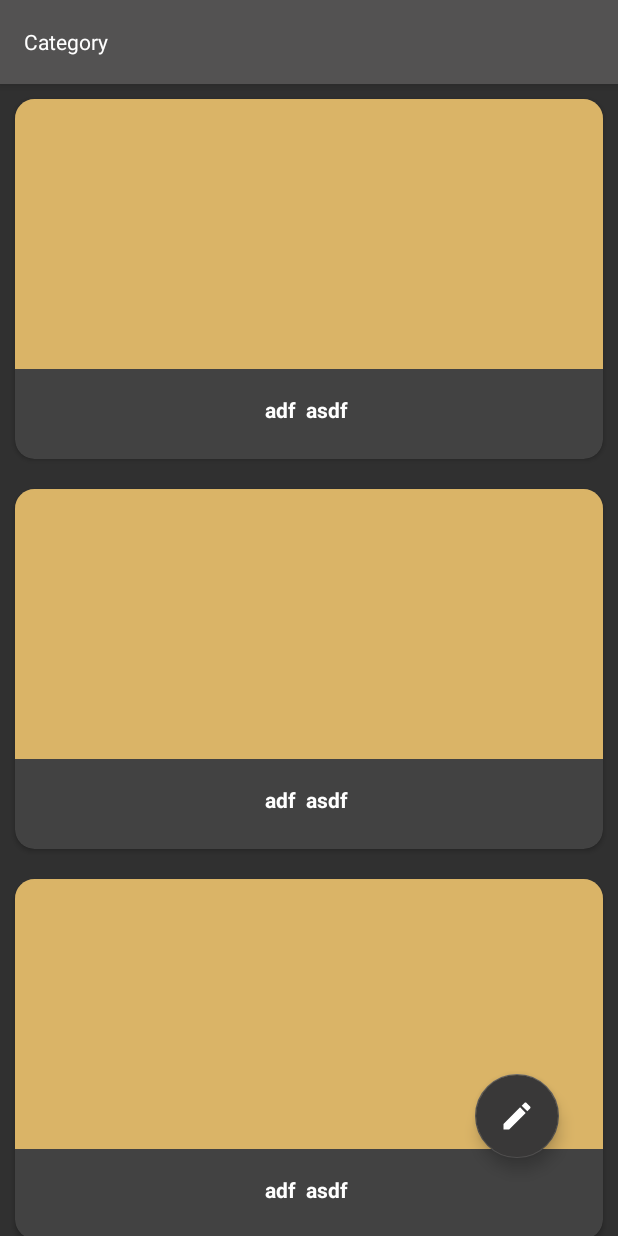
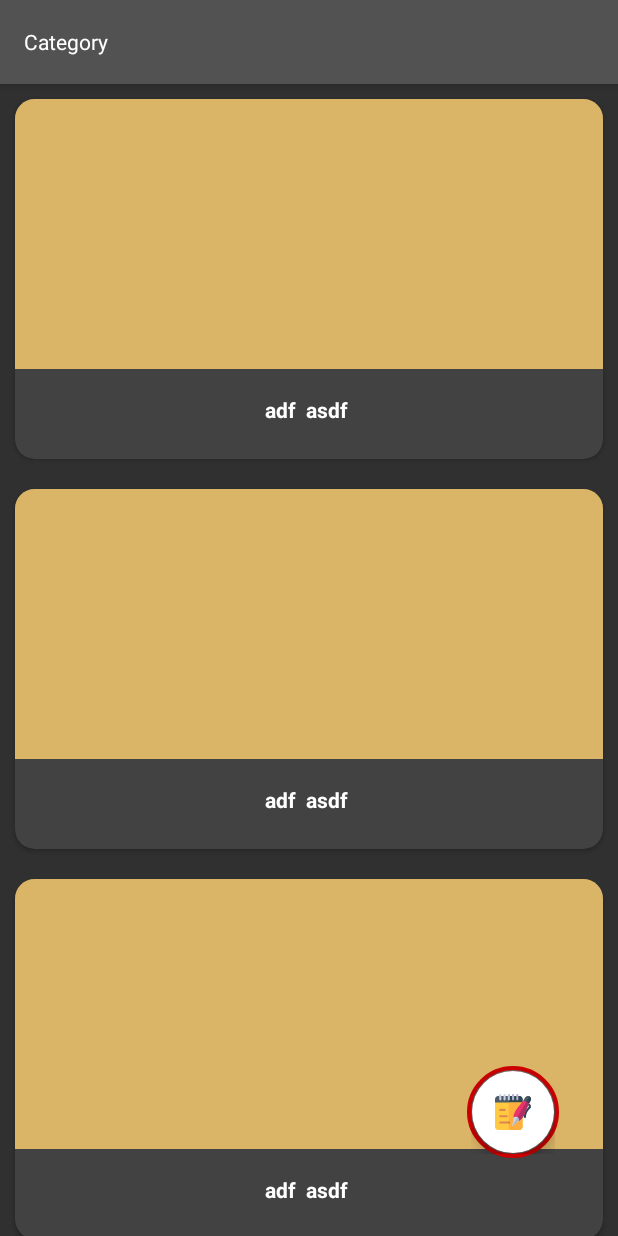
Before and after one commit to ski96277/QuotesCollection, an Android app: the layout activity_main.xml on its own in the app's theme, with its tools: preview values and no code run, on a phone screen of 412 x 824 dp. Run offline under Robolectric (Android 15) with nearby library versions, the phone set to English and light mode, and no system bars; Roboto replaces fonts that are not available here.

Commit message:
design update

```diff
--- /dev/null
+++ b/app/src/main/res/drawable/floating_button_icon_background.xml
@@ -0,0 +1,14 @@
+<?xml version="1.0" encoding="utf-8"?>
+<shape xmlns:android="http://schemas.android.com/apk/res/android"
+    android:innerRadius="0dp"
+    android:shape="ring"
+    android:thicknessRatio="2"
+    android:useLevel="false" >
+
+    <solid android:color="@android:color/transparent" />
+
+    <!-- here set the width and color of your border -->
+    <stroke
+        android:width="18dp"
+        android:color="@android:color/holo_red_dark" />
+</shape>
--- /dev/null
+++ b/app/src/main/res/drawable/floating_icon.xml
@@ -0,0 +1,71 @@
+<?xml version="1.0" encoding="utf-8"?>
+<vector xmlns:android="http://schemas.android.com/apk/res/android"
+    android:width="512dp"
+    android:height="512dp"
+    android:viewportWidth="512"
+    android:viewportHeight="512">
+
+    <path
+        android:fillColor="#4D5A68"
+        android:pathData="M392,76v45l-30,30H30L0,121V76c0-24.901,20.099-46,45-46h302C371.901,30,392,51.099,392,76z" />
+    <path
+        android:fillColor="#304653"
+        android:pathData="M392,76v45l-30,30H196V30h151C371.901,30,392,51.099,392,76z" />
+    <path
+        android:fillColor="#FFCA42"
+        android:pathData="M392,121v345c0,24.899-20.099,46-45,46H45c-24.901,0-45-21.101-45-46V121H392z" />
+    <path
+        android:fillColor="#FFAF3E"
+        android:pathData="M392,121v345c0,24.899-20.099,46-45,46H196V121H392z" />
+    <path
+        android:fillColor="#CAD4E4"
+        android:pathData="M75,91c-8.291,0-15-6.709-15-15V15c0-8.291,6.709-15,15-15s15,6.709,15,15v61 C90,84.291,83.291,91,75,91z" />
+    <path
+        android:fillColor="#CAD4E4"
+        android:pathData="M136,91c-8.291,0-15-6.709-15-15V15c0-8.291,6.709-15,15-15s15,6.709,15,15v61 C151,84.291,144.291,91,136,91z" />
+    <path
+        android:fillColor="#CAD4E4"
+        android:pathData="M211,15v61c0,8.399-6.599,15-15,15s-15-6.601-15-15V15c0-8.401,6.599-15,15-15S211,6.599,211,15z" />
+    <path
+        android:fillColor="#ADB5CC"
+        android:pathData="M257,91c-8.291,0-15-6.709-15-15V15c0-8.291,6.709-15,15-15s15,6.709,15,15v61 C272,84.291,265.291,91,257,91z" />
+    <path
+        android:fillColor="#ADB5CC"
+        android:pathData="M317,91c-8.291,0-15-6.709-15-15V15c0-8.291,6.709-15,15-15s15,6.709,15,15v61 C332,84.291,325.291,91,317,91z" />
+    <path
+        android:fillColor="#DD864D"
+        android:pathData="M211,406c0,8.399-6.599,15-15,15H75c-8.401,0-15-6.601-15-15c0-8.401,6.599-15,15-15h121 C204.401,391,211,397.599,211,406z" />
+    <path
+        android:fillColor="#DD864D"
+        android:pathData="M166,331H75c-8.291,0-15-6.709-15-15s6.709-15,15-15h91c8.291,0,15,6.709,15,15S174.291,331,166,331 z" />
+    <path
+        android:fillColor="#DD864D"
+        android:pathData="M136,241H75c-8.291,0-15-6.709-15-15s6.709-15,15-15h61c8.291,0,15,6.709,15,15S144.291,241,136,241 z" />
+    <path
+        android:fillColor="#304653"
+        android:pathData="M409.935,324.164c5.067-84.618,64.045-132.937,67.493-137.79 c6.776-6.997,5.152-18.541-3.293-23.417l-18.686-10.789c-7.18-4.146-9.636-13.31-5.49-20.49c4.146-7.18,13.31-9.636,20.49-5.49 l18.686,10.789c25.341,14.63,30.214,49.185,9.847,70.248c-4.853,6.77-54.64,44.06-59.098,118.737 c-0.497,8.272-7.602,14.572-15.874,14.076C415.668,339.514,409.452,332.377,409.935,324.164z" />
+    <path
+        android:fillColor="#4D5A68"
+        android:pathData="M505.944,94.719l-22.5,38.971l-38.902,12.181l-30.139-17.401l-8.902-39.781l22.5-38.971 c12.45-21.564,39.907-28.921,61.471-16.471S518.394,73.155,505.944,94.719z" />
+    <path
+        android:fillColor="#304653"
+        android:pathData="M444.542,145.871l-15.069-8.7l60-103.923c21.564,12.45,28.921,39.907,16.471,61.471l-22.5,38.971 L444.542,145.871z" />
+    <path
+        android:fillColor="#E9336D"
+        android:pathData="M342.543,380.737l-80.54-46.5c4.252-43.963,20.175-85.346,47.532-120.128 c4.639-5.635,85.286-108.723,89.067-113.469l6.899-11.95l77.942,45l-6.75,11.692c-0.45,0.779-52.003,129.671-53.883,134.127 C406.367,320.592,378.49,355.074,342.543,380.737z" />
+    <path
+        android:fillColor="#B12E65"
+        android:pathData="M342.543,380.737l-40.27-23.25l142.2-246.297l38.971,22.5l-6.75,11.692 c-0.45,0.779-52.003,129.671-53.883,134.127C406.367,320.592,378.49,355.074,342.543,380.737z" />
+    <path
+        android:fillColor="#CAD4E4"
+        android:pathData="M318.773,328.909c-16.108-9.3-35.496-8.717-51.172,1.632l-5.598,3.697 c-0.162,2.678-0.842,5.058-1.002,7.735l-3.818,63.615l-13.2,22.863c-4.199,7.274-1.785,16.29,5.49,20.49s16.291,1.783,20.49-5.49 l13.2-22.863l53.182-35.114c2.238-1.478,3.958-3.256,6.197-4.735l0.403-6.696C344.07,355.292,334.881,338.209,318.773,328.909z" />
+    <path
+        android:fillColor="#ADB5CC"
+        android:pathData="M318.773,328.909l-39.3,68.069l0,0l-30,51.962c7.275,4.2,16.291,1.783,20.49-5.49l13.2-22.863 l53.182-35.114c2.238-1.478,3.958-3.256,6.197-4.735l0.403-6.696C344.07,355.292,334.881,338.209,318.773,328.909z" />
+    <path
+        android:fillColor="#ADB5CC"
+        android:pathData="M196,91V0c8.401,0,15,6.599,15,15v61C211,84.399,204.401,91,196,91z" />
+    <path
+        android:fillColor="#D36836"
+        android:pathData="M211,406c0,8.399-6.599,15-15,15v-30C204.401,391,211,397.599,211,406z" />
+</vector>
--- a/app/src/main/res/layout/activity_main.xml
+++ b/app/src/main/res/layout/activity_main.xml
@@ -1,6 +1,5 @@
 <?xml version="1.0" encoding="utf-8"?>
-<RelativeLayout
-    xmlns:android="http://schemas.android.com/apk/res/android"
+<RelativeLayout xmlns:android="http://schemas.android.com/apk/res/android"
     xmlns:app="http://schemas.android.com/apk/res-auto"
     xmlns:are="http://schemas.android.com/apk/res-auto"
     xmlns:tools="http://schemas.android.com/tools"
@@ -25,10 +24,10 @@
             app:popupTheme="@style/AppTheme.PopupOverlay">
 
             <LinearLayout
-                android:orientation="vertical"
+                android:layout_width="match_parent"
+                android:layout_height="match_parent"
                 android:gravity="left|center"
-                android:layout_width="match_parent"
-                android:layout_height="match_parent">
+                android:orientation="vertical">
 
 
                 <TextView
@@ -37,8 +36,7 @@
                     android:layout_height="wrap_content"
                     android:layout_gravity="center_vertical"
                     android:text="Category"
-                    android:textColor="@android:color/white"
-                    />
+                    android:textColor="@android:color/white" />
 
             </LinearLayout>
 
@@ -55,18 +53,26 @@
         android:visibility="visible"
         tools:listitem="@layout/item_category" />
 
-    <com.google.android.material.floatingactionbutton.FloatingActionButton
-        android:layout_width="@dimen/_60sdp"
-        android:layout_height="@dimen/_60sdp"
-        android:layout_gravity="right"
-        android:id="@+id/fabIcon"
-        android:backgroundTint="@color/colorPrimaryDark"
-        app:rippleColor="@color/colorPrimaryDark"
-        android:layout_alignParentBottom="true"
-        android:layout_alignParentRight="true"
+    <LinearLayout
+        android:layout_width="wrap_content"
+        android:layout_height="wrap_content"
         android:layout_marginRight="@dimen/_30sdp"
         android:layout_marginBottom="@dimen/_40sdp"
-        android:src="@drawable/ic_edit_black_24dp" />
+        android:background="@drawable/floating_button_icon_background"
+        android:layout_alignParentRight="true"
+        android:padding="@dimen/_2sdp"
+        android:layout_alignParentBottom="true"
+        app:rippleColor="@color/colorPrimaryDark">
+
+        <com.google.android.material.floatingactionbutton.FloatingActionButton
+            android:id="@+id/fabIcon"
+            android:layout_width="wrap_content"
+            android:layout_height="wrap_content"
+            android:scaleType="center"
+            app:fabSize="normal"
+            android:src="@drawable/floating_icon"
+            android:backgroundTint="@android:color/white"/>
+    </LinearLayout>
 
 
 </RelativeLayout>
```
Also changed, not shown: app/src/main/java/imransk/ml/SayingsQuotes/activity/BanglaQuotesActivity.kt (+12 -18 lines), app/src/main/java/imransk/ml/SayingsQuotes/activity/CategeryDetailsActivity.kt (+7 -17 lines), app/src/main/java/imransk/ml/SayingsQuotes/activity/WriteOwnQuotes.kt (+38 -94 lines), app/src/main/res/layout/activity_write_own_quotes.xml (+34 -34 lines), 1 other file.
